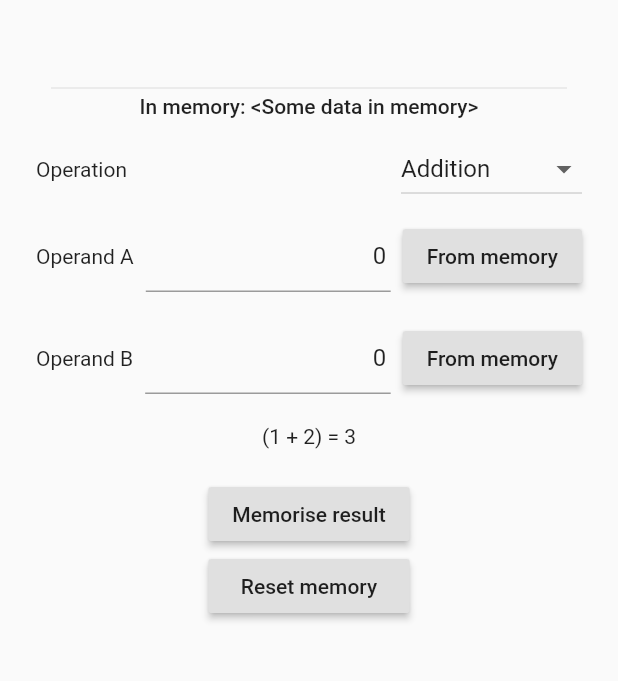
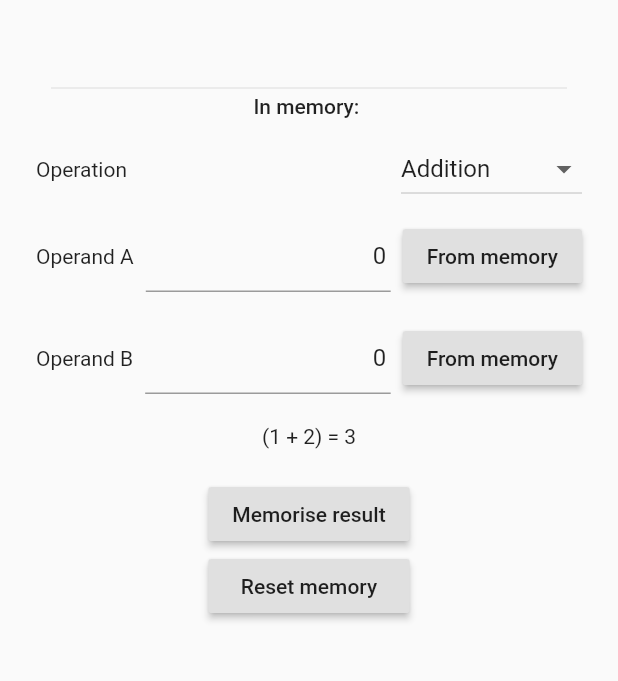
Before and after one commit to antklim/calculus, a Flutter app: the screen it shows after launch, on a phone screen of 412 x 824 dp, the part 143-824 px from its top. Run offline on Flutter 3.47's test engine with Material 2 defaults, Android fonts, the phone set to English and light mode, and no system bars.

Commit message:
Memory added to screen state

```diff
--- a/lib/calculus/screen.dart
+++ b/lib/calculus/screen.dart
@@ -1,6 +1,13 @@
 import 'package:flutter/material.dart';
 
-class CalculusScreen extends StatelessWidget {
+class CalculusScreen extends StatefulWidget {
+  @override
+  _CalculusScreenState createState() => _CalculusScreenState();
+}
+
+class _CalculusScreenState extends State<CalculusScreen> {
+  num memory;
+
   @override
   Widget build(BuildContext context) {
     return Scaffold(
@@ -11,7 +18,7 @@ class CalculusScreen extends StatelessWidget {
             children: <Widget>[
               Header(),
               Divider(indent: 10.0, endIndent: 10.0, height: 8.0),
-              MemoryInfo(),
+              MemoryInfo(memory: memory),
               CalculatorInput(),
               MemoryManagement(),
             ],
@@ -36,11 +43,15 @@ class Header extends StatelessWidget {
 }
 
 class MemoryInfo extends StatelessWidget {
+  final num memory;
+
+  const MemoryInfo({Key key, this.memory}) : super(key: key);
+
   @override
   Widget build(BuildContext context) {
     return Container(
       alignment: Alignment.center,
-      child: Text('In memory: <Some data in memory>',
+      child: Text('In memory: ${memory ?? ''}',
           style: Theme.of(context).textTheme.bodyText1),
     );
   }
```
